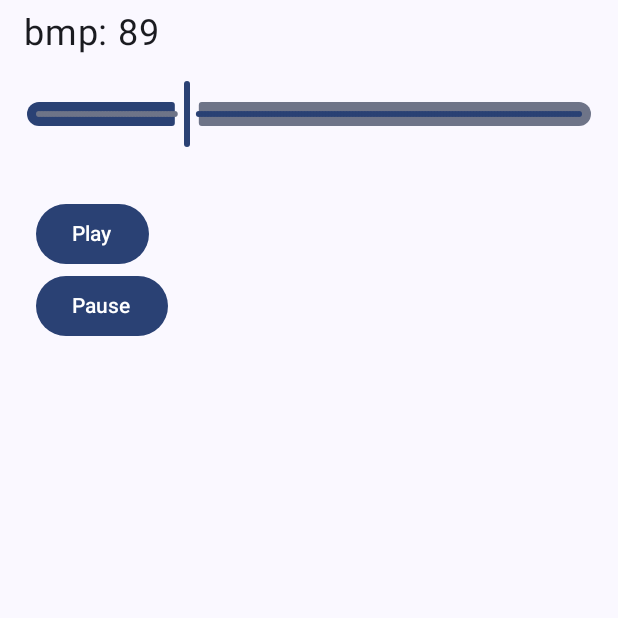
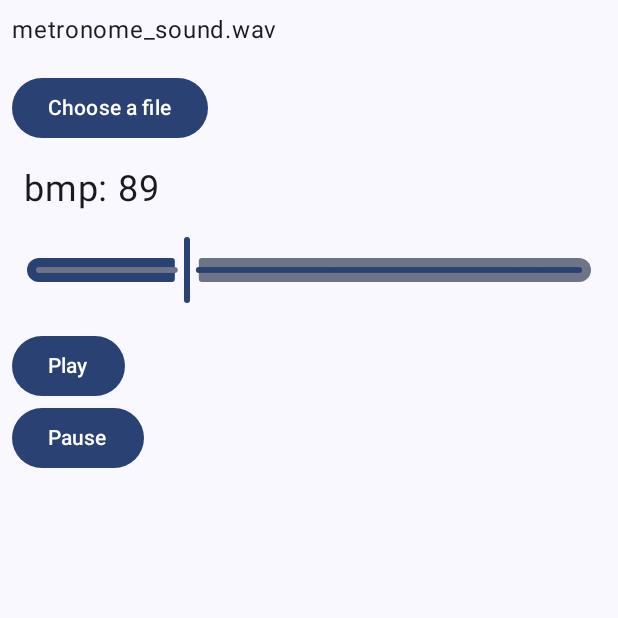
Before and after one commit to commanderpepper/Customnome, an Android app built with Jetpack Compose: the composable MetronomeScreen called with empty values, on a phone screen of 412 x 824 dp, the top half of it. Run offline under Robolectric (Android 15) with nearby library versions, the phone set to English and light mode, and no system bars.

Commit message:
Added support for custom sound files

```diff
--- a/feature-metronome/src/main/java/commanderpepper/featuremetronome/MetronomeScreen.kt
+++ b/feature-metronome/src/main/java/commanderpepper/featuremetronome/MetronomeScreen.kt
@@ -2,6 +2,8 @@ package commanderpepper.featuremetronome
 
 import android.content.ContentResolver
 import android.net.Uri
+import androidx.activity.compose.rememberLauncherForActivityResult
+import androidx.activity.result.contract.ActivityResultContracts
 import androidx.compose.foundation.layout.Arrangement
 import androidx.compose.foundation.layout.Column
 import androidx.compose.foundation.layout.fillMaxSize
@@ -35,6 +37,7 @@ fun MetronomeScreen(
 
     val context = LocalContext.current
     val uiState = viewModel.uiState.collectAsState()
+    val fileName = viewModel.fileName.collectAsState()
     val playerState = viewModel.playerState.collectAsState()
     val bmp = viewModel.bpm.collectAsState()
     val isPlaying = viewModel.isPlaying.collectAsState()
@@ -67,14 +70,24 @@ fun MetronomeScreen(
         player = playerState.value,
         onPlay = viewModel::playPlayer,
         onPause = viewModel::pausePlayer,
+        onFileSelected = viewModel::setUri,
+        fileName = fileName.value,
         onValueChange = { slider ->
             viewModel.updateBPM(slider)
         })
 }
 
 @Composable
-fun MetronomeScreen(modifier: Modifier = Modifier.fillMaxSize(), uiState: MetronomeUIState, player: ExoPlayer?, onValueChange: (Float) -> Unit, onPlay: () -> Unit, onPause: () -> Unit) {
+fun MetronomeScreen(modifier: Modifier = Modifier.fillMaxSize(), fileName: String, uiState: MetronomeUIState, player: ExoPlayer?, onFileSelected: (Uri) -> Unit, onValueChange: (Float) -> Unit, onPlay: () -> Unit, onPause: () -> Unit) {
     Column(modifier = modifier) {
+
+        val fileLauncher = rememberLauncherForActivityResult(ActivityResultContracts.GetContent()) { result ->
+            if(result != null){
+                onFileSelected(result)
+            }
+        }
+        Text(modifier = Modifier.padding(8.dp), text = fileName)
+        Button(modifier = Modifier.padding(8.dp), onClick = { fileLauncher.launch("audio/*") }) { Text("Choose a file") }
         Text(modifier = Modifier.padding(vertical = 8.dp, horizontal = 16.dp), text = uiState.beatsPerMinute, fontSize = 24.sp)
         Slider(modifier = Modifier
             .fillMaxWidth()
@@ -99,7 +112,7 @@ fun PlayerControls(player: ExoPlayer?, onPlay: () -> Unit, onPause: () -> Unit)
     Column(
         modifier = Modifier
             .fillMaxWidth()
-            .padding(24.dp),
+            .padding(8.dp),
         horizontalAlignment = Alignment.Start,
         verticalArrangement = Arrangement.Center
     ) {
@@ -115,8 +128,8 @@ fun PlayerControls(player: ExoPlayer?, onPlay: () -> Unit, onPause: () -> Unit)
 @Preview
 @Composable
 fun MetronomeScreenPreview(){
-    MetronomeScreen(uiState = MetronomeUIState("100 bpm", 100f), player = null,
-        onValueChange = {}, onPlay = {}, onPause = {})
+    MetronomeScreen(uiState = MetronomeUIState(beatsPerMinute = "100 bpm", value = 100f), fileName = "name", player = null,
+        onValueChange = {}, onPlay = {}, onPause = {}, onFileSelected = {})
 }
 
 data class MetronomeUIState(val beatsPerMinute: String, val value: Float)
```
Also changed, not shown: feature-metronome/src/main/java/commanderpepper/featuremetronome/MetronomeViewModel.kt (+43 -4 lines).
